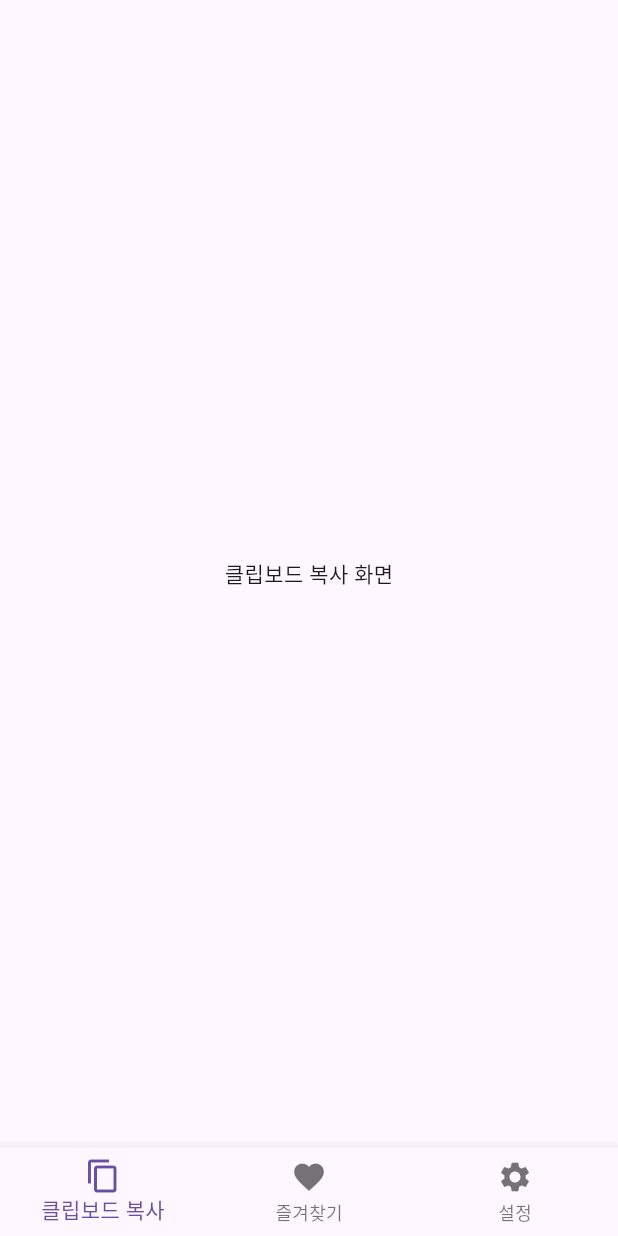
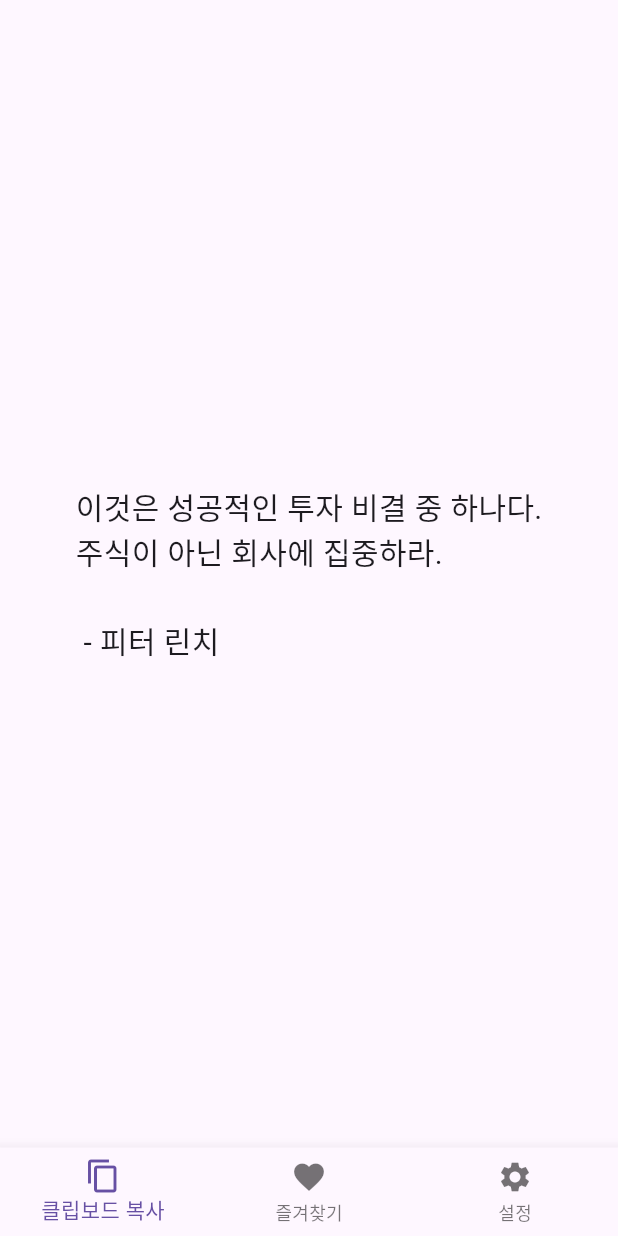
Before and after one commit to joohhcse/investment_quotes_app, a Flutter app: the screen it shows after launch, on a phone screen of 412 x 824 dp. Run offline on Flutter 3.47's test engine with Material 3 defaults, Android fonts, the phone set to English and light mode, and no system bars.

Commit message:
Add new feature : add quotes screen

```diff
--- /dev/null
+++ b/lib/screen/favorite_list_screen.dart
@@ -0,0 +1,15 @@
+import 'package:flutter/material.dart';
+
+class FavoriteListScreen extends StatefulWidget {
+  const FavoriteListScreen({Key? key}) : super(key: key);
+
+  @override
+  State<FavoriteListScreen> createState() => _FavoriteListScreenState();
+}
+
+class _FavoriteListScreenState extends State<FavoriteListScreen> {
+  @override
+  Widget build(BuildContext context) {
+    return const Placeholder();
+  }
+}
--- a/lib/screen/home_screen.dart
+++ b/lib/screen/home_screen.dart
@@ -1,5 +1,7 @@
 import 'package:flutter/material.dart';
 import 'package:investment_quotes_app/screen/setting_screen.dart';
+import 'package:investment_quotes_app/screen/favorite_list_screen.dart';
+import 'package:investment_quotes_app/screen/quotes_screen.dart';
 
 class HomeScreen extends StatefulWidget {
   const HomeScreen({Key? key}) : super(key: key);
@@ -13,9 +15,8 @@ class _HomeScreenState extends State<HomeScreen> {
 
   // 각 탭에 해당하는 화면들
   final List<Widget> _children = [
-    ClipboardScreen(),
-    FavoritesScreen(),
-    // SettingsScreen(),
+    QuotesScreen(),
+    FavoriteListScreen(),
     SettingScreen()
   ];
 
@@ -55,24 +56,6 @@ class _HomeScreenState extends State<HomeScreen> {
   }
 }
 
-class ClipboardScreen extends StatelessWidget {
-  @override
-  Widget build(BuildContext context) {
-    return Center(
-      child: Text('클립보드 복사 화면'),
-    );
-  }
-}
-
-class FavoritesScreen extends StatelessWidget {
-  @override
-  Widget build(BuildContext context) {
-    return Center(
-      child: Text('즐겨찾기 화면'),
-    );
-  }
-}
-//
 // class SettingsScreen extends StatelessWidget {
 //   @override
 //   Widget build(BuildContext context) {
--- /dev/null
+++ b/lib/screen/quotes_screen.dart
@@ -0,0 +1,52 @@
+import 'package:flutter/material.dart';
+
+class QuotesScreen extends StatefulWidget {
+  const QuotesScreen({super.key});
+
+  @override
+  State<QuotesScreen> createState() => _QuotesScreenState();
+}
+
+class _QuotesScreenState extends State<QuotesScreen> {
+
+  final List<String> quotes = [
+    "이것은 성공적인 투자 비결 중 하나다.\n주식이 아닌 회사에 집중하라. \n\n - 피터 린치",
+    "나는 형편없는 산업에서 훌륭한 회사를 항상 찾고 있다. \n컴퓨터나 의료 기술과 같이 빠르게 성장하는 위대한 산업은 너무 많은 관심과 너무 많은 경쟁자를 끌어들인다. \n\n - 피터 린치",
+    "다른 사람들이 다음 기적을 쫓고 있을 때에도 \n당신이 이해하고, 믿고, 지키려고 하는 것만 사라. \n\n - 피터 린치 ",
+    "기본적인 이야기는 단순하고 끝이 없다. \n주식은 복권이 아니다. \n모든 주식에는 회사가 붙어 있다. \n\n - 피터 린치 ",
+    // 여기에 더 많은 명언 추가
+  ];
+
+  @override
+  Widget build(BuildContext context) {
+    return Scaffold(
+      body: PageView.builder(
+        itemCount: quotes.length,
+        itemBuilder: (context, index) {
+          return QuotePage(quote: quotes[index]);
+        },
+        physics: BouncingScrollPhysics(),
+      ),
+    );
+  }
+}
+
+
+class QuotePage extends StatelessWidget {
+  final String quote;
+
+  QuotePage({required this.quote});
+
+  @override
+  Widget build(BuildContext context) {
+    return Padding(
+      padding: const EdgeInsets.all(16.0),
+      child: Center(
+        child: Text(
+          quote,
+          style: TextStyle(fontSize: 20.0),
+        ),
+      ),
+    );
+  }
+}
```
